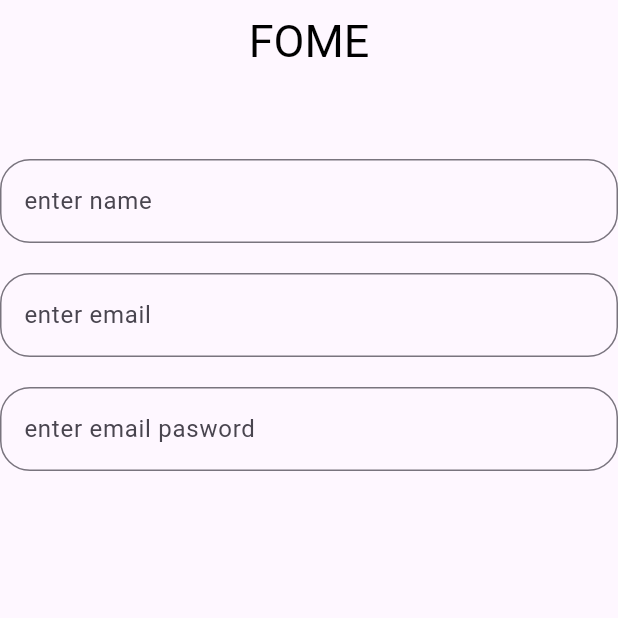
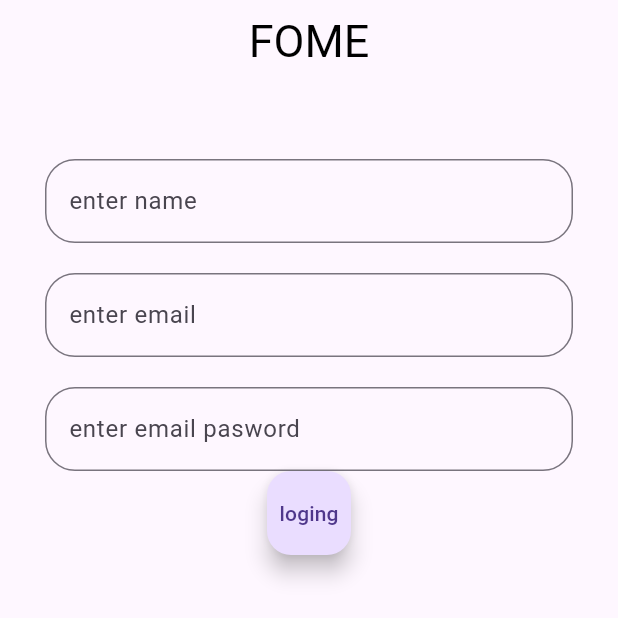
Before and after one commit to heenacoder14/contaner, a Flutter app: the screen it shows after launch, on a phone screen of 412 x 824 dp. Shown: the top 618 px of the screen. Run offline on Flutter 3.47's test engine with Material 3 defaults, Android fonts, the light colour scheme and no system bars.

Commit message:
buttom cereate and coding

```diff
--- a/contaner/lib/homepage.dart
+++ b/contaner/lib/homepage.dart
@@ -21,8 +21,12 @@ class _HomePageState extends State<HomePage> {
           ),
           Container(
 
-            child: TextField(
-              decoration: InputDecoration(hintText: "enter name",border: OutlineInputBorder(borderRadius: BorderRadius.circular(20))),
+            child: Padding(
+              padding: const EdgeInsets.only(right: 30,left: 30),
+              child: TextField(
+                decoration: InputDecoration(hintText: "enter name",
+                    border: OutlineInputBorder(borderRadius: BorderRadius.circular(20))),
+              ),
             ),
           ),
           SizedBox(
@@ -30,8 +34,12 @@ class _HomePageState extends State<HomePage> {
           ),
           Container(
 
-            child: TextField(
-              decoration: InputDecoration(hintText: "enter email",border: OutlineInputBorder(borderRadius: BorderRadius.circular(20))),
+            child: Padding(
+              padding: const EdgeInsets.only(left: 30,right: 30),
+              child: TextField(
+                decoration: InputDecoration(hintText: "enter email",
+                    border: OutlineInputBorder(borderRadius: BorderRadius.circular(20))),
+              ),
             ),
           ),
           SizedBox(
@@ -39,10 +47,46 @@ class _HomePageState extends State<HomePage> {
           ),
           Container(
 
-            child: TextField(
-              decoration: InputDecoration(hintText: "enter email pasword",border: OutlineInputBorder(borderRadius: BorderRadius.circular(20))),
+            child: Padding(
+              padding: const EdgeInsets.only(right: 30,left: 30),
+              child: TextField(
+                decoration: InputDecoration(hintText: "enter email pasword",
+                    border: OutlineInputBorder(borderRadius: BorderRadius.circular(20))),
+              ),
             ),
           ),
+          Container(
+            child: FloatingActionButton(onPressed: (){
+              showModalBottomSheet(context: context, builder:(context) {
+                return Container(
+                  height: 200,
+                  width: 90,
+                  color: Colors.green,
+                  child: Column(
+                    children: [
+                      Padding(
+                        padding: const EdgeInsets.only(top: 30,left: 30,right: 30),
+                        child: TextField(
+                          decoration: InputDecoration(hintText: "enter email pasword",
+                              border: OutlineInputBorder(borderRadius: BorderRadius.circular(20),),
+                          ),
+
+                        ),
+
+                      ),
+                      FloatingActionButton(onPressed: (){
+                        Navigator.pop(context);
+                      },child: Text("sumite"),),
+                    ],
+                  ),
+                );
+
+              },);
+            },
+              child: Text("loging"),
+            )
+
+            ,)
         ],
       ),
     );
```
